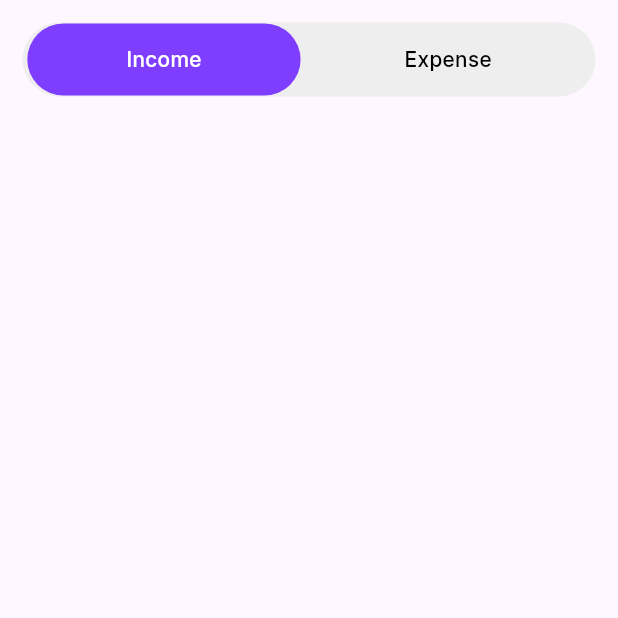
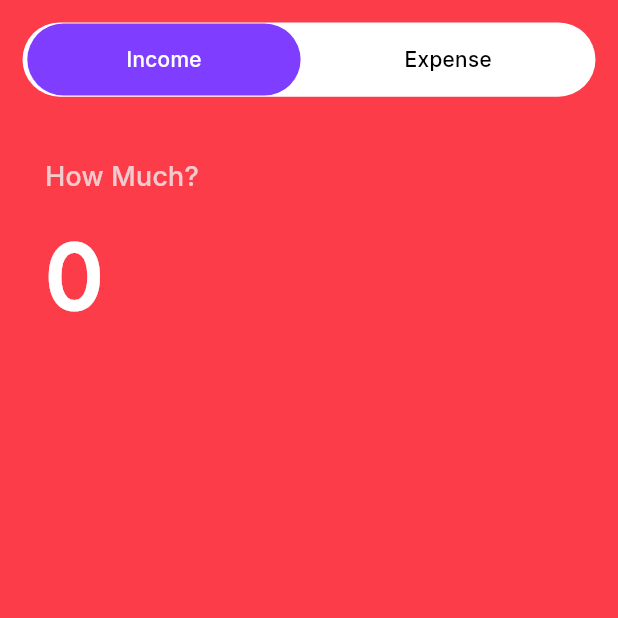
Before and after one commit to cusaldmsr/expenz_tracker_app, a Flutter app: the AddNewScreen screen opened directly, on a phone screen of 412 x 824 dp, the top half of it. Run offline on Flutter 3.47's test engine with Material 3 defaults, Android fonts, the phone set to English and light mode, and no system bars; our stand-ins replace shared_preferences, smooth_page_indicator; accounts and stored records are empty.

Commit message:
Update AddNewScreen layout: change background color logic and add amount input field

```diff
--- a/lib/screens/add_new_screen.dart
+++ b/lib/screens/add_new_screen.dart
@@ -15,6 +15,7 @@ class _AddNewScreenState extends State<AddNewScreen> {
   @override
   Widget build(BuildContext context) {
     return Scaffold(
+      backgroundColor: _selectedMethod == 0 ? kRed : kGreen,
       body: SafeArea(
         child: SingleChildScrollView(
           padding: const EdgeInsets.symmetric(horizontal: kDefaultPadding),
@@ -25,7 +26,7 @@ class _AddNewScreenState extends State<AddNewScreen> {
                 Container(
                   height: MediaQuery.of(context).size.height * 0.06,
                   decoration: BoxDecoration(
-                    color: kLightGrey,
+                    color: kWhite,
                     borderRadius: BorderRadius.circular(100),
                   ),
                   child: Row(
@@ -39,9 +40,7 @@ class _AddNewScreenState extends State<AddNewScreen> {
                         },
                         child: Container(
                           decoration: BoxDecoration(
-                            color: _selectedMethod == 0
-                                ? kMainColor
-                                : kLightGrey,
+                            color: _selectedMethod == 0 ? kMainColor : kWhite,
                             borderRadius: BorderRadius.circular(100),
                           ),
                           child: Padding(
@@ -67,9 +66,7 @@ class _AddNewScreenState extends State<AddNewScreen> {
                         },
                         child: Container(
                           decoration: BoxDecoration(
-                            color: _selectedMethod == 1
-                                ? kMainColor
-                                : kLightGrey,
+                            color: _selectedMethod == 1 ? kMainColor : kWhite,
                             borderRadius: BorderRadius.circular(100),
                           ),
                           child: Padding(
@@ -90,6 +87,44 @@ class _AddNewScreenState extends State<AddNewScreen> {
                     ],
                   ),
                 ),
+                Padding(
+                  padding: const EdgeInsets.symmetric(
+                    horizontal: kDefaultPadding,
+                  ),
+                  child: Container(
+                    margin: const EdgeInsets.only(top: kDefaultPadding * 6),
+                    child: Column(
+                      crossAxisAlignment: CrossAxisAlignment.start,
+                      children: [
+                        Text(
+                          'How Much?',
+                          style: TextStyle(
+                            color: kLightGrey.withOpacity(0.8),
+                            fontSize: 18,
+                            fontWeight: FontWeight.w500,
+                          ),
+                        ),
+                        TextField(
+                          keyboardType: TextInputType.number,
+                          style: const TextStyle(
+                            fontSize: 60,
+                            fontWeight: FontWeight.bold,
+                            color: kWhite,
+                          ),
+                          decoration: const InputDecoration(
+                            border: InputBorder.none,
+                            hintText: '0',
+                            hintStyle: TextStyle(
+                              fontSize: 60,
+                              fontWeight: FontWeight.bold,
+                              color: kWhite,
+                            ),
+                          ),
+                        ),
+                      ],
+                    ),
+                  ),
+                ),
               ],
             ),
           ),
```
